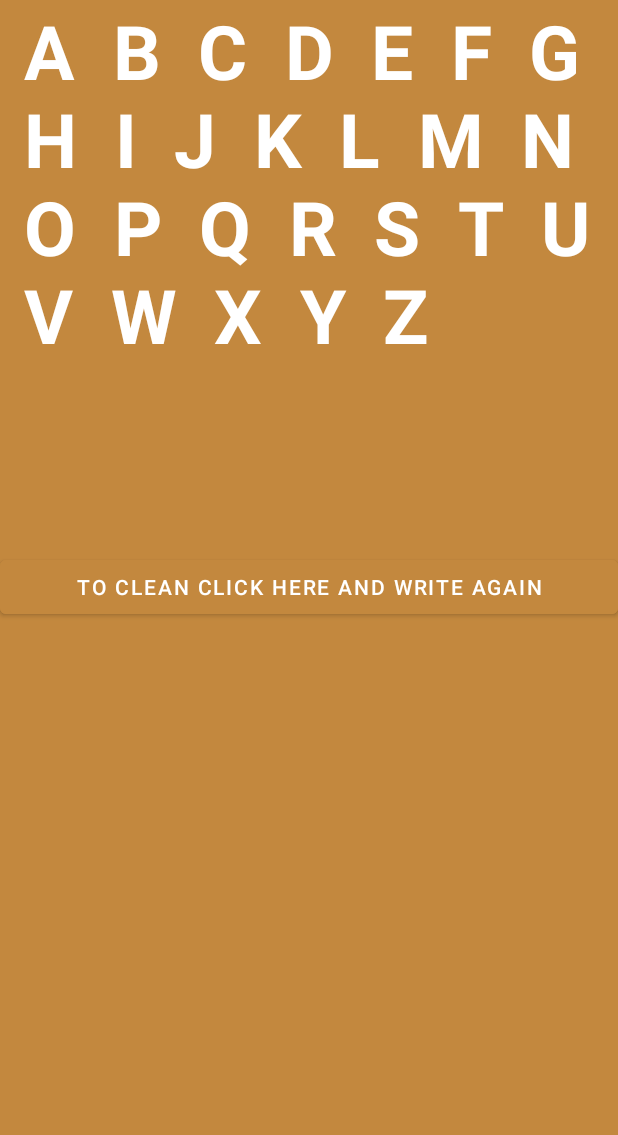
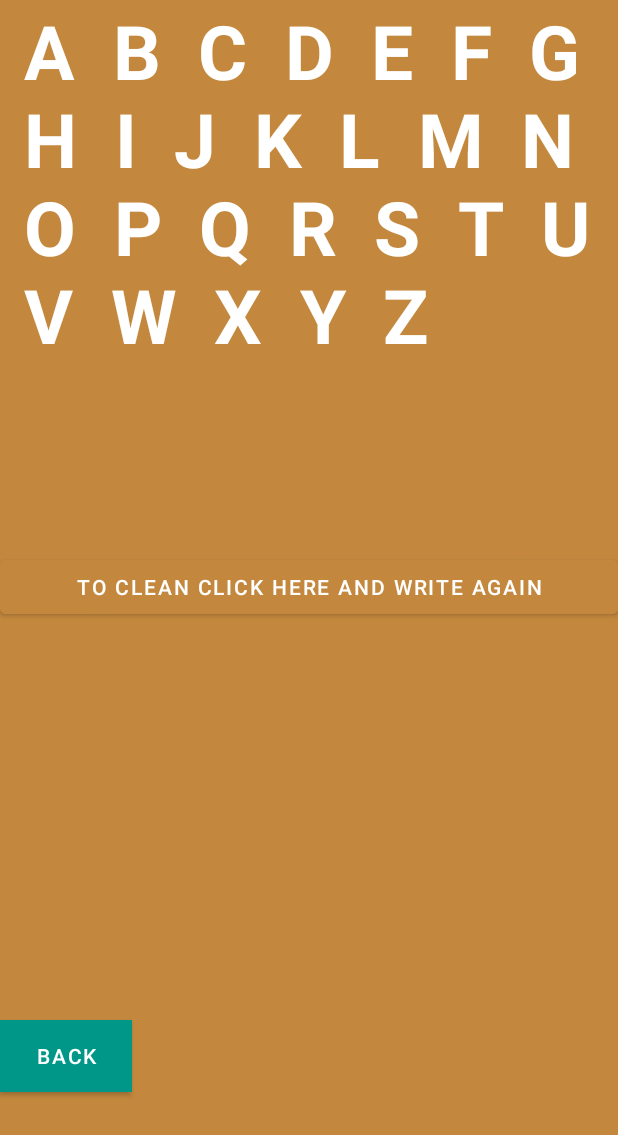
Before and after one commit to leulsm/Android_Kid_App, an Android app: the layout activity_drawalpha.xml on its own in the app's theme, with its tools: preview values and no code run, on a phone screen of 412 x 824 dp. Shown: the top 1135 px of the screen. Run offline under Robolectric (Android 15) with nearby library versions, the phone set to English and light mode, and no system bars.

Commit message:
draw alph activity

```diff
--- a/app/src/main/AndroidManifest.xml
+++ b/app/src/main/AndroidManifest.xml
@@ -15,6 +15,8 @@
         <activity
             android:name=".home"
             android:exported="false" />
+        <activity android:name=".drawalpha"
+            android:exported="false"/>
         <activity
             android:name=".login"
             android:exported="false" />
--- a/app/src/main/res/layout/activity_drawalpha.xml
+++ b/app/src/main/res/layout/activity_drawalpha.xml
@@ -11,7 +11,7 @@
     <RelativeLayout
         android:id="@+id/relativelayout1"
         android:layout_width="match_parent"
-        android:layout_height="362dp"
+        android:layout_height="312dp"
         android:layout_below="@+id/dashboard_t"
         android:layout_marginTop="81dp">
 
@@ -23,6 +23,7 @@
             android:backgroundTint="#C3883E"
             android:text="To clean click here and write again"
             android:textColor="#FFFFFF" />
+
 
     </RelativeLayout>
 
@@ -41,4 +42,14 @@
         android:textStyle="bold"
         app:layout_constraintStart_toStartOf="parent"
         app:layout_constraintTop_toTopOf="parent" />
+
+    <Button
+        android:id="@+id/backk"
+        android:layout_width="wrap_content"
+        android:layout_height="wrap_content"
+        android:layout_marginTop="680dp"
+        android:background="#FFFFFF"
+        android:backgroundTint="@color/black"
+        android:text="Back"
+        android:textColor="#FFFFFF" />
 </RelativeLayout>
```
Also changed, not shown: app/src/main/java/com/leul/kidabc/drawalpha.java (+10 -1 lines).
